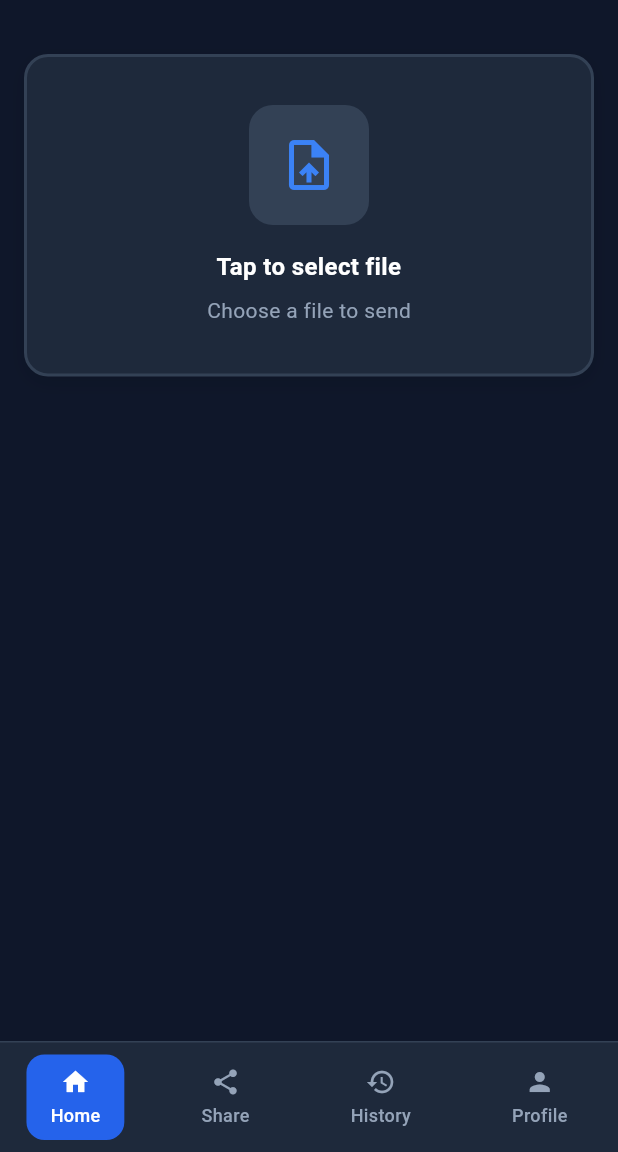
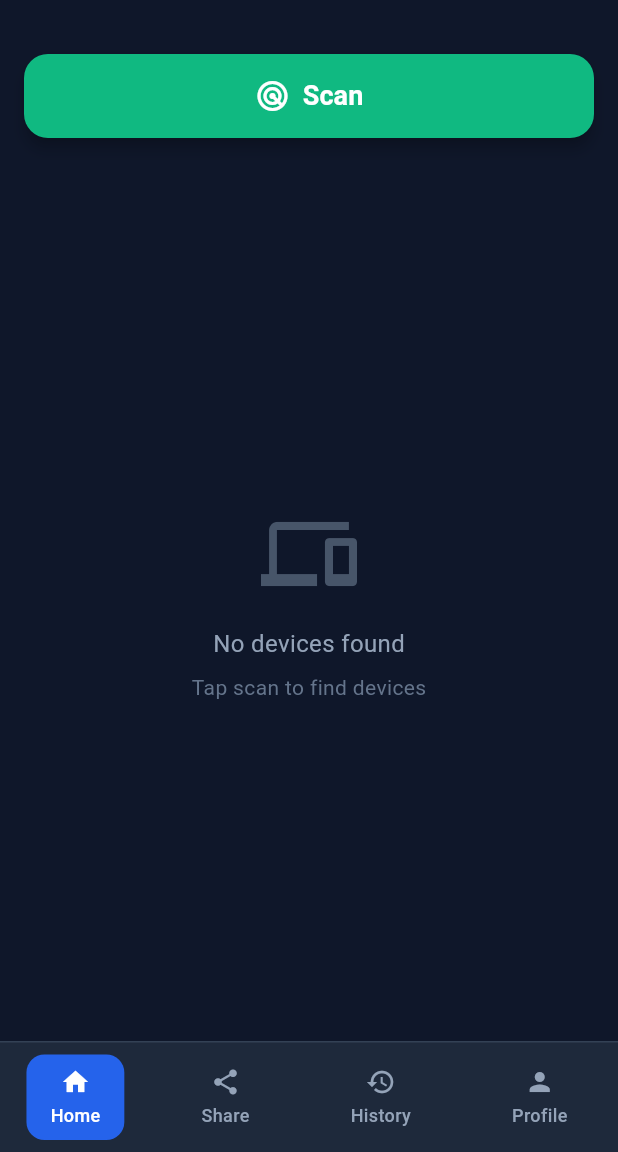
Before and after one commit to ShreekrishnaHegde/TransCrypt, a Flutter app: the screen it shows after launch, on a phone screen of 412 x 824 dp, the part 84-1236 px from its top. Run offline on Flutter 3.47's test engine with Material 3 defaults, Android fonts, the phone set to English and light mode, and no system bars; our stand-ins replace file_picker, flutter_dotenv, flutter_secure_storage, permission_handler, supabase_flutter; missing offline and left inert: cryptography, network_info_plus; accounts and stored records are empty.

Commit message:
reciver file

```diff
--- a/lib/main.dart
+++ b/lib/main.dart
@@ -5,6 +5,8 @@ import 'package:supabase_flutter/supabase_flutter.dart';
 import 'package:transcrypt/screens/fileupload.dart';
 import 'package:transcrypt/screens/login_screen.dart';
 import 'package:transcrypt/screens/home_screen.dart';
+import 'package:transcrypt/screens/filereciver.dart';
+
 
 void main() async {
   WidgetsFlutterBinding.ensureInitialized();
@@ -24,7 +26,7 @@ class MyApp extends StatelessWidget {
     return MaterialApp(
       debugShowCheckedModeBanner: false,
       title: 'Flutter Firebase Auth',
-      home: const TransCryptApp(),
+      home: const TransCryptApp1(),
     );
   }
 }
--- /dev/null
+++ b/lib/screens/filereciver.dart
@@ -0,0 +1,388 @@
+import 'package:flutter/material.dart';
+
+void main() {
+  runApp(const TransCryptApp1());
+}
+
+class TransCryptApp1 extends StatelessWidget {
+  const TransCryptApp1({Key? key}) : super(key: key);
+
+  @override
+  Widget build(BuildContext context) {
+    return MaterialApp(
+      title: 'TransCrypt',
+      debugShowCheckedModeBanner: false,
+      theme: ThemeData.light(),
+      darkTheme: ThemeData.dark(),
+      home: const ScanScreen(),
+    );
+  }
+}
+
+class Device {
+  final String name;
+  final String ip;
+
+  Device({required this.name, required this.ip});
+}
+
+class ScanScreen extends StatefulWidget {
+  const ScanScreen({Key? key}) : super(key: key);
+
+  @override
+  State<ScanScreen> createState() => _ScanScreenState();
+}
+
+class _ScanScreenState extends State<ScanScreen> {
+  bool isDark = true;
+  int selectedIndex = 0;
+  bool isScanning = false;
+  List<Device> devices = [];
+
+  Future<void> scanDevices() async {
+    setState(() {
+      isScanning = true;
+      devices.clear();
+    });
+
+    // Simulate scanning
+    await Future.delayed(const Duration(seconds: 2));
+
+    setState(() {
+      devices = [
+        Device(name: 'My Phone', ip: '192.168.1.105'),
+        Device(name: 'Laptop', ip: '192.168.1.108'),
+        Device(name: 'Desktop PC', ip: '192.168.1.110'),
+        Device(name: 'Tablet', ip: '192.168.1.112'),
+        Device(name: 'Smart TV', ip: '192.168.1.115'),
+      ];
+      isScanning = false;
+    });
+  }
+
+  @override
+  Widget build(BuildContext context) {
+    return Scaffold(
+      backgroundColor: isDark ? const Color(0xFF0F172A) : const Color(0xFFF1F5F9),
+      appBar: AppBar(
+        backgroundColor: isDark ? const Color(0xFF1E293B) : Colors.white,
+        elevation: 4,
+        title: Row(
+          children: [
+            Container(
+              width: 40,
+              height: 40,
+              decoration: BoxDecoration(
+                borderRadius: BorderRadius.circular(12),
+                gradient: const LinearGradient(
+                  colors: [Color(0xFF3B82F6), Color(0xFF9333EA)],
+                  begin: Alignment.topLeft,
+                  end: Alignment.bottomRight,
+                ),
+              ),
+              child: const Center(
+                child: Text(
+                  'T',
+                  style: TextStyle(
+                    color: Colors.white,
+                    fontSize: 20,
+                    fontWeight: FontWeight.bold,
+                  ),
+                ),
+              ),
+            ),
+            const SizedBox(width: 12),
+            Text(
+              'TransCrypt',
+              style: TextStyle(
+                color: isDark ? const Color(0xFF60A5FA) : const Color(0xFF2563EB),
+                fontSize: 22,
+                fontWeight: FontWeight.bold,
+              ),
+            ),
+          ],
+        ),
+        actions: [
+          Container(
+            margin: const EdgeInsets.only(right: 16),
+            decoration: BoxDecoration(
+              color: isDark ? const Color(0xFF334155) : const Color(0xFFE2E8F0),
+              borderRadius: BorderRadius.circular(10),
+            ),
+            child: IconButton(
+              icon: Icon(
+                isDark ? Icons.wb_sunny : Icons.nightlight_round,
+                color: isDark ? const Color(0xFFFBBF24) : const Color(0xFF475569),
+                size: 20,
+              ),
+              onPressed: () {
+                setState(() {
+                  isDark = !isDark;
+                });
+              },
+            ),
+          ),
+        ],
+      ),
+      body: Padding(
+        padding: const EdgeInsets.all(16.0),
+        child: Column(
+          children: [
+            const SizedBox(height: 20),
+
+            // Scan Button
+            SizedBox(
+              width: double.infinity,
+              height: 56,
+              child: ElevatedButton(
+                onPressed: isScanning ? null : scanDevices,
+                style: ElevatedButton.styleFrom(
+                  backgroundColor: const Color(0xFF10B981),
+                  disabledBackgroundColor: const Color(0xFF64748B),
+                  shape: RoundedRectangleBorder(
+                    borderRadius: BorderRadius.circular(16),
+                  ),
+                  elevation: 4,
+                ),
+                child: isScanning
+                    ? const SizedBox(
+                        width: 24,
+                        height: 24,
+                        child: CircularProgressIndicator(
+                          color: Colors.white,
+                          strokeWidth: 2,
+                        ),
+                      )
+                    : const Row(
+                        mainAxisAlignment: MainAxisAlignment.center,
+                        children: [
+                          Icon(Icons.radar, color: Colors.white, size: 24),
+                          SizedBox(width: 8),
+                          Text(
+                            'Scan',
+                            style: TextStyle(
+                              color: Colors.white,
+                              fontSize: 18,
+                              fontWeight: FontWeight.w600,
+                            ),
+                          ),
+                        ],
+                      ),
+              ),
+            ),
+
+            const SizedBox(height: 24),
+
+            // Devices List Header
+            if (devices.isNotEmpty)
+              Align(
+                alignment: Alignment.centerLeft,
+                child: Text(
+                  'Available Devices',
+                  style: TextStyle(
+                    color: isDark ? Colors.white : const Color(0xFF0F172A),
+                    fontSize: 18,
+                    fontWeight: FontWeight.bold,
+                  ),
+                ),
+              ),
+
+            const SizedBox(height: 12),
+
+            // Devices List
+            Expanded(
+              child: devices.isEmpty
+                  ? Center(
+                      child: Column(
+                        mainAxisAlignment: MainAxisAlignment.center,
+                        children: [
+                          Icon(
+                            Icons.devices,
+                            size: 64,
+                            color: isDark ? const Color(0xFF475569) : const Color(0xFF94A3B8),
+                          ),
+                          const SizedBox(height: 16),
+                          Text(
+                            'No devices found',
+                            style: TextStyle(
+                              color: isDark ? const Color(0xFF94A3B8) : const Color(0xFF64748B),
+                              fontSize: 16,
+                            ),
+                          ),
+                          const SizedBox(height: 8),
+                          Text(
+                            'Tap scan to find devices',
+                            style: TextStyle(
+                              color: isDark ? const Color(0xFF64748B) : const Color(0xFF94A3B8),
+                              fontSize: 14,
+                            ),
+                          ),
+                        ],
+                      ),
+                    )
+                  : ListView.builder(
+                      itemCount: devices.length,
+                      itemBuilder: (context, index) {
+                        final device = devices[index];
+                        return Container(
+                          margin: const EdgeInsets.only(bottom: 12),
+                          padding: const EdgeInsets.all(16),
+                          decoration: BoxDecoration(
+                            color: isDark ? const Color(0xFF1E293B) : Colors.white,
+                            borderRadius: BorderRadius.circular(16),
+                            boxShadow: [
+                              BoxShadow(
+                                color: Colors.black.withOpacity(0.1),
+                                blurRadius: 10,
+                                offset: const Offset(0, 4),
+                              ),
+                            ],
+                          ),
+                          child: Row(
+                            children: [
+                              // Device Icon
+                              Container(
+                                width: 48,
+                                height: 48,
+                                decoration: BoxDecoration(
+                                  color: isDark ? const Color(0xFF334155) : const Color(0xFFF1F5F9),
+                                  borderRadius: BorderRadius.circular(12),
+                                ),
+                                child: Icon(
+                                  Icons.phone_android,
+                                  color: isDark ? const Color(0xFF60A5FA) : const Color(0xFF3B82F6),
+                                  size: 24,
+                                ),
+                              ),
+                              const SizedBox(width: 16),
+
+                              // Device Info
+                              Expanded(
+                                child: Column(
+                                  crossAxisAlignment: CrossAxisAlignment.start,
+                                  children: [
+                                    Text(
+                                      device.name,
+                                      style: TextStyle(
+                                        color: isDark ? Colors.white : const Color(0xFF0F172A),
+                                        fontSize: 16,
+                                        fontWeight: FontWeight.w600,
+                                      ),
+                                    ),
+                                    const SizedBox(height: 4),
+                                    Text(
+                                      device.ip,
+                                      style: TextStyle(
+                                        color: isDark ? const Color(0xFF94A3B8) : const Color(0xFF64748B),
+                                        fontSize: 14,
+                                      ),
+                                    ),
+                                  ],
+                                ),
+                              ),
+
+                              // Connect Button
+                              Container(
+                                width: 44,
+                                height: 44,
+                                decoration: BoxDecoration(
+                                  gradient: const LinearGradient(
+                                    colors: [Color(0xFF3B82F6), Color(0xFF2563EB)],
+                                    begin: Alignment.topLeft,
+                                    end: Alignment.bottomRight,
+                                  ),
+                                  borderRadius: BorderRadius.circular(12),
+                                ),
+                                child: IconButton(
+                                  icon: const Icon(
+                                    Icons.arrow_forward,
+                                    color: Colors.white,
+                                    size: 20,
+                                  ),
+                                  onPressed: () {
+                                    ScaffoldMessenger.of(context).showSnackBar(
+                                      SnackBar(
+                                        content: Text('Connecting to ${device.name}...'),
+                                      ),
+                                    );
+                                  },
+                                ),
+                              ),
+                            ],
+                          ),
+                        );
+                      },
+                    ),
+            ),
+          ],
+        ),
+      ),
+      bottomNavigationBar: Container(
+        decoration: BoxDecoration(
+          color: isDark ? const Color(0xFF1E293B) : Colors.white,
+          border: Border(
+            top: BorderSide(
+              color: isDark ? const Color(0xFF334155) : const Color(0xFFE2E8F0),
+              width: 1,
+            ),
+          ),
+        ),
+        child: SafeArea(
+          child: Padding(
+            padding: const EdgeInsets.symmetric(vertical: 8),
+            child: Row(
+              mainAxisAlignment: MainAxisAlignment.spaceAround,
+              children: [
+                _buildNavItem(Icons.home, 'Home', 0),
+                _buildNavItem(Icons.share, 'Share', 1),
+                _buildNavItem(Icons.history, 'History', 2),
+                _buildNavItem(Icons.person, 'Profile', 3),
+              ],
+            ),
+          ),
+        ),
+      ),
+    );
+  }
+
+  Widget _buildNavItem(IconData icon, String label, int index) {
+    final isSelected = selectedIndex == index;
+    return GestureDetector(
+      onTap: () {
+        setState(() {
+          selectedIndex = index;
+        });
+      },
+      child: Container(
+        padding: const EdgeInsets.symmetric(horizontal: 16, vertical: 8),
+        decoration: BoxDecoration(
+          color: isSelected ? const Color(0xFF2563EB) : Colors.transparent,
+          borderRadius: BorderRadius.circular(12),
+        ),
+        child: Column(
+          mainAxisSize: MainAxisSize.min,
+          children: [
+            Icon(
+              icon,
+              size: 20,
+              color: isSelected
+                  ? Colors.white
+                  : (isDark ? const Color(0xFF94A3B8) : const Color(0xFF475569)),
+            ),
+            const SizedBox(height: 4),
+            Text(
+              label,
+              style: TextStyle(
+                fontSize: 12,
+                fontWeight: FontWeight.w500,
+                color: isSelected
+                    ? Colors.white
+                    : (isDark ? const Color(0xFF94A3B8) : const Color(0xFF475569)),
+              ),
+            ),
+          ],
+        ),
+      ),
+    );
+  }
+}
```
Also changed, not shown: lib/methods/fileencryption.dart (deleted, +0 -187 lines), pubspec.lock.
